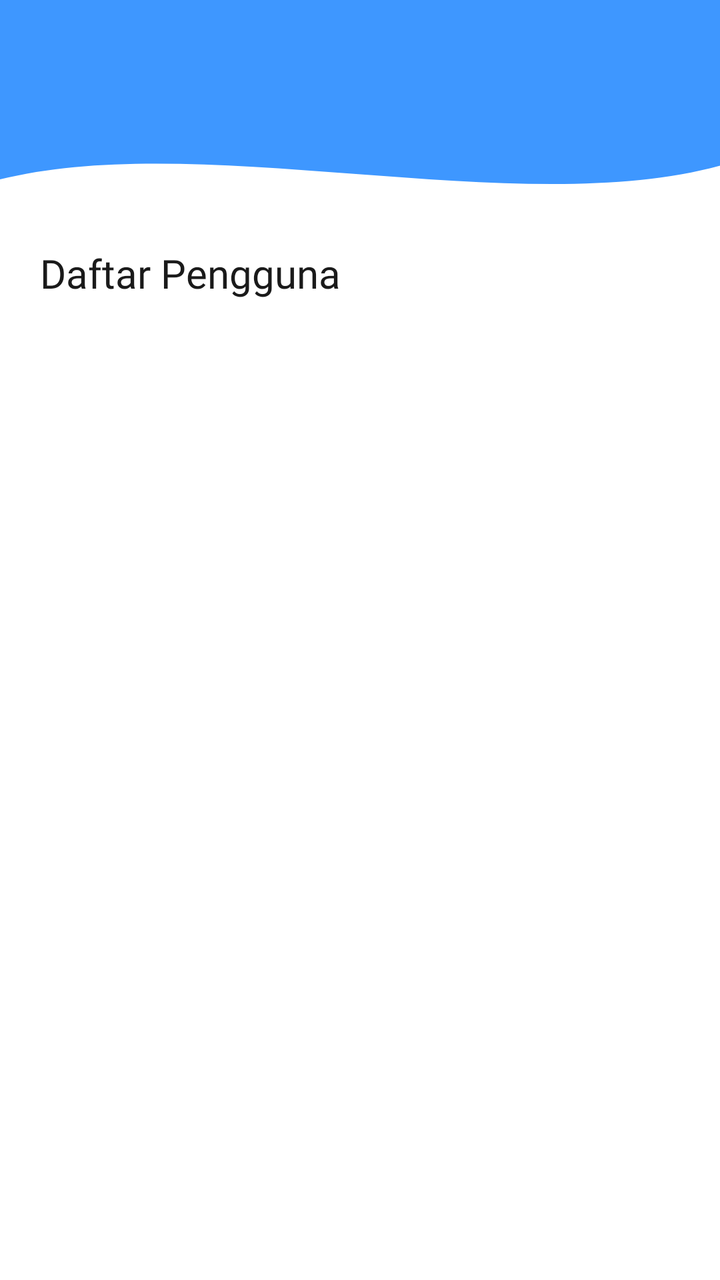
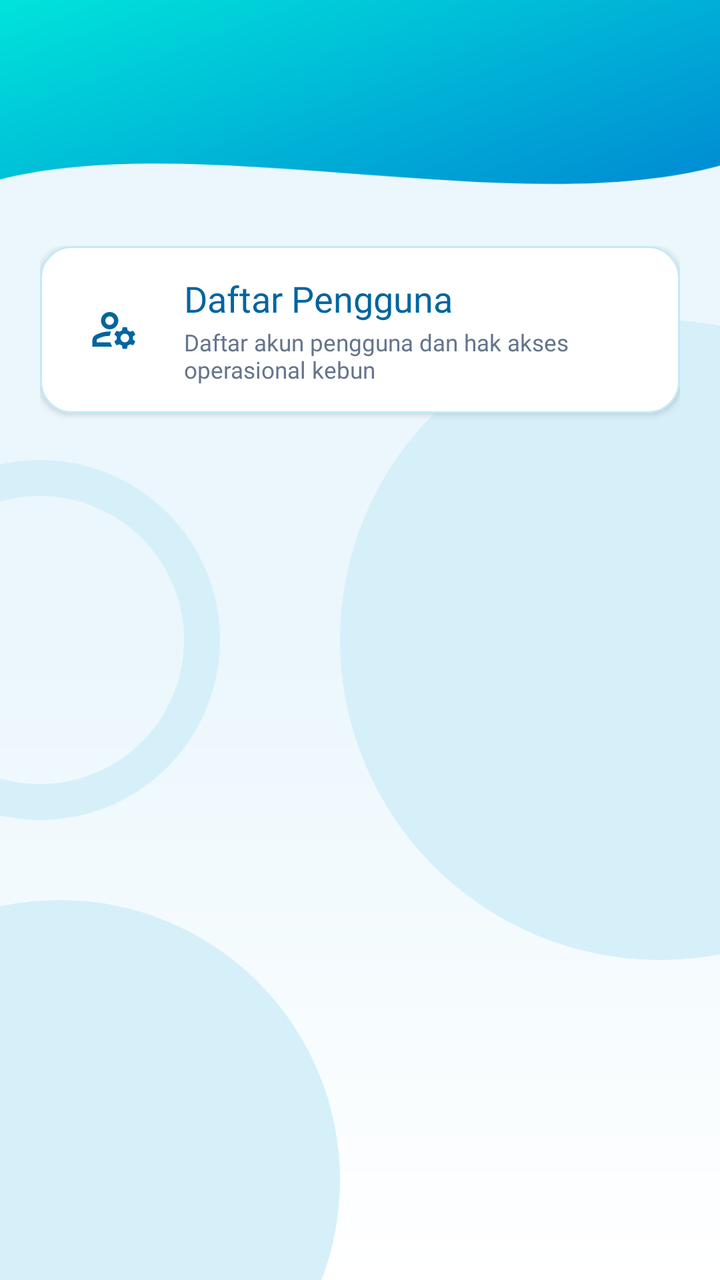

Before-and-after screenshots of an Android layout around one commit, followed by the original layout XML and the change that was made.
<!-- AndroidManifest.xml: application theme Theme.ILWpocky -->
<!-- res/layout/fragment_manajemen_pengguna.xml -->
<?xml version="1.0" encoding="utf-8"?>
<androidx.constraintlayout.widget.ConstraintLayout xmlns:android="http://schemas.android.com/apk/res/android"
    xmlns:app="http://schemas.android.com/apk/res-auto"
    android:layout_width="match_parent"
    android:layout_height="match_parent"
    android:background="@color/white">

    
    <LinearLayout
        android:layout_width="match_parent"
        android:layout_height="0dp"
        android:orientation="vertical"
        android:paddingHorizontal="20dp"
        android:paddingTop="8dp"
        app:layout_constraintBottom_toBottomOf="parent"
        app:layout_constraintTop_toBottomOf="@id/background_header">

        <TextView
            android:layout_width="wrap_content"
            android:layout_height="wrap_content"
            android:layout_marginBottom="16dp"
            android:fontFamily="@font/poppins_semibold"
            android:text="@string/mp_heading"
            android:textColor="@color/text_black"
            android:textSize="20sp" />

        <ListView
            android:id="@+id/listViewPengguna"
            android:layout_width="match_parent"
            android:layout_height="match_parent"
            android:clipToPadding="false"
            android:divider="@null"
            android:dividerHeight="0dp"
            android:paddingBottom="16dp"
            android:scrollbars="none" />

    </LinearLayout>

    
    <View
        android:id="@+id/background_header"
        android:layout_width="0dp"
        android:layout_height="115dp"
        android:background="@drawable/bg_header_wave"
        app:layout_constraintEnd_toEndOf="parent"
        app:layout_constraintStart_toStartOf="parent"
        app:layout_constraintTop_toTopOf="parent" />

    
    <androidx.appcompat.widget.Toolbar
        android:id="@+id/toolbar"
        android:layout_width="match_parent"
        android:layout_height="?attr/actionBarSize"
        android:background="@android:color/transparent"
        app:layout_constraintTop_toTopOf="parent"
        app:subtitleTextColor="@color/biru_muda"
        app:titleTextColor="@color/white" />

</androidx.constraintlayout.widget.ConstraintLayout>
<!-- resources referenced by this layout -->
<resources>
  <color name="biru_muda">#E8F4FF</color>
  <color name="text_black">#1A1A1A</color>
  <!-- drawable bg_header_wave (drawable) -->
  <?xml version="1.0" encoding="utf-8"?>
  <vector xmlns:android="http://schemas.android.com/apk/res/android"
      android:width="100dp"
      android:height="100dp"
      android:viewportWidth="100"
      android:viewportHeight="100">
  
      <path
          android:fillColor="@color/primary_blue"
          android:pathData="
              M0,0
              L100,0
              L100,72
              C 72,96
                28,56
                0,78
              Z" />
  </vector>
  <color name="primary_blue">#3E97FF</color>
  <!-- unchanged entries left out for length: 4 -->
</resources>

<!-- the commit's change to res/layout/fragment_manajemen_pengguna.xml (unified diff, before → after) -->
@@ -3,7 +3,7 @@
     xmlns:app="http://schemas.android.com/apk/res-auto"
     android:layout_width="match_parent"
     android:layout_height="match_parent"
-    android:background="@color/white">
+    android:background="@drawable/bg_motif_halaman">
 
     
     <LinearLayout
@@ -15,14 +15,64 @@
         app:layout_constraintBottom_toBottomOf="parent"
         app:layout_constraintTop_toBottomOf="@id/background_header">
 
-        <TextView
-            android:layout_width="wrap_content"
+        
+        <com.google.android.material.card.MaterialCardView
+            android:layout_width="match_parent"
             android:layout_height="wrap_content"
-            android:layout_marginBottom="16dp"
-            android:fontFamily="@font/poppins_semibold"
-            android:text="@string/mp_heading"
-            android:textColor="@color/text_black"
-            android:textSize="20sp" />
+            android:layout_marginBottom="14dp"
+            app:cardBackgroundColor="@color/white"
+            app:cardCornerRadius="16dp"
+            app:cardElevation="2dp"
+            app:strokeColor="@color/stroke_slide1"
+            app:strokeWidth="1dp">
+
+            <LinearLayout
+                android:layout_width="match_parent"
+                android:layout_height="wrap_content"
+                android:gravity="center_vertical"
+                android:orientation="horizontal"
+                android:padding="14dp">
+
+                <FrameLayout
+                    android:layout_width="46dp"
+                    android:layout_height="46dp"
+                    android:background="@drawable/bg_icon_box"
+                    android:padding="10dp">
+
+                    <ImageView
+                        android:layout_width="match_parent"
+                        android:layout_height="match_parent"
+                        android:contentDescription="@string/mp_heading"
+                        android:src="@drawable/ic_pengguna"
+                        app:tint="@color/logo_biru_tua" />
+                </FrameLayout>
+
+                <LinearLayout
+                    android:layout_width="0dp"
+                    android:layout_height="wrap_content"
+                    android:layout_marginStart="12dp"
+                    android:layout_weight="1"
+                    android:orientation="vertical">
+
+                    <TextView
+                        android:layout_width="wrap_content"
+                        android:layout_height="wrap_content"
+                        android:fontFamily="@font/poppins_bold"
+                        android:text="@string/mp_heading"
+                        android:textColor="@color/logo_biru_tua"
+                        android:textSize="18sp" />
+
+                    <TextView
+                        android:layout_width="wrap_content"
+                        android:layout_height="wrap_content"
+                        android:layout_marginTop="2dp"
+                        android:fontFamily="@font/poppins_regular"
+                        android:text="@string/mp_subjudul"
+                        android:textColor="@color/text_gray"
+                        android:textSize="11.5sp" />
+                </LinearLayout>
+            </LinearLayout>
+        </com.google.android.material.card.MaterialCardView>
 
         <ListView
             android:id="@+id/listViewPengguna"
<!-- resource entries referenced after the edit -->
@@ -1,17 +1,19 @@
 <!-- resources referenced by this layout -->
 <resources>
-  <color name="biru_muda">#E8F4FF</color>
-  <color name="text_black">#1A1A1A</color>
+  <color name="biru_muda">#EBF7FC</color>
+  <color name="logo_biru_tua">#00659E</color>
+  <color name="stroke_slide1">#C4E8F7</color>
+  <color name="text_gray">#64748B</color>
   <!-- drawable bg_header_wave (drawable) -->
   <?xml version="1.0" encoding="utf-8"?>
   <vector xmlns:android="http://schemas.android.com/apk/res/android"
+      xmlns:aapt="http://schemas.android.com/aapt"
       android:width="100dp"
       android:height="100dp"
       android:viewportWidth="100"
       android:viewportHeight="100">
   
       <path
-          android:fillColor="@color/primary_blue"
           android:pathData="
               M0,0
               L100,0
@@ -19,9 +21,90 @@
               C 72,96
                 28,56
                 0,78
-              Z" />
+              Z">
+          <aapt:attr name="android:fillColor">
+              <gradient
+                  android:endColor="@color/primary_blue"
+                  android:endX="100"
+                  android:endY="85"
+                  android:startColor="@color/primary_cyan"
+                  android:startX="0"
+                  android:startY="0"
+                  android:type="linear" />
+          </aapt:attr>
+      </path>
   </vector>
-  <color name="primary_blue">#3E97FF</color>
+  <!-- drawable bg_icon_box (drawable) -->
+  <?xml version="1.0" encoding="utf-8"?>
+  <shape xmlns:android="http://schemas.android.com/apk/res/android"
+      android:shape="rectangle">
+      <solid android:color="@color/white" />
+      <corners android:radius="12dp" />
+  </shape>
+  <!-- drawable bg_motif_halaman (drawable) -->
+  <?xml version="1.0" encoding="utf-8"?>
+  <layer-list xmlns:android="http://schemas.android.com/apk/res/android">
+      
+      <item>
+          <shape android:shape="rectangle">
+              <gradient
+                  android:angle="270"
+                  android:centerColor="@color/bg_slide1"
+                  android:endColor="@color/white"
+                  android:startColor="@color/biru_muda"
+                  android:type="linear" />
+          </shape>
+      </item>
+  
+      
+      <item
+          android:width="320dp"
+          android:height="320dp"
+          android:gravity="center_vertical|end"
+          android:right="-130dp">
+          <shape android:shape="oval">
+              <solid android:color="@color/motif_bg_halaman" />
+          </shape>
+      </item>
+  
+      
+      <item
+          android:width="280dp"
+          android:height="280dp"
+          android:bottom="-90dp"
+          android:gravity="bottom|start"
+          android:left="-110dp">
+          <shape android:shape="oval">
+              <solid android:color="@color/motif_bg_halaman" />
+          </shape>
+      </item>
+  
+      
+      <item
+          android:width="180dp"
+          android:height="180dp"
+          android:gravity="top|start"
+          android:left="-70dp"
+          android:top="230dp">
+          <shape android:shape="oval">
+              <stroke
+                  android:width="18dp"
+                  android:color="@color/motif_bg_halaman" />
+              <solid android:color="@android:color/transparent" />
+          </shape>
+      </item>
+  </layer-list>
+  <!-- drawable ic_pengguna (drawable) -->
+  <vector xmlns:android="http://schemas.android.com/apk/res/android" android:height="24dp" android:tint="#000000" android:viewportHeight="960" android:viewportWidth="960" android:width="24dp">
+        
+      <path android:fillColor="@android:color/white" android:pathData="M287,433Q240,386 240,320Q240,254 287,207Q334,160 400,160Q466,160 513,207Q560,254 560,320Q560,386 513,433Q466,480 400,480Q334,480 287,433ZM80,800L80,688Q80,655 97,626Q114,597 144,582Q195,556 259,538Q323,520 400,520Q408,520 414,520Q420,520 426,522Q418,540 412.5,559.5Q407,579 404,600L400,600Q329,600 272.5,618Q216,636 180,654Q171,659 165.5,668Q160,677 160,688L160,720L412,720Q418,741 428,761.5Q438,782 450,800L80,800ZM640,840L628,780Q616,775 605.5,769.5Q595,764 584,756L526,774L486,706L532,666Q530,652 530,640Q530,628 532,614L486,574L526,506L584,524Q595,516 605.5,510.5Q616,505 628,500L640,440L720,440L732,500Q744,505 754.5,511Q765,517 776,526L834,506L874,576L828,616Q830,628 830,641Q830,654 828,666L874,706L834,774L776,756Q765,764 754.5,769.5Q744,775 732,780L720,840L640,840ZM736.5,696.5Q760,673 760,640Q760,607 736.5,583.5Q713,560 680,560Q647,560 623.5,583.5Q600,607 600,640Q600,673 623.5,696.5Q647,720 680,720Q713,720 736.5,696.5ZM456.5,376.5Q480,353 480,320Q480,287 456.5,263.5Q433,240 400,240Q367,240 343.5,263.5Q320,287 320,320Q320,353 343.5,376.5Q367,400 400,400Q433,400 456.5,376.5ZM400,320Q400,320 400,320Q400,320 400,320Q400,320 400,320Q400,320 400,320Q400,320 400,320Q400,320 400,320Q400,320 400,320Q400,320 400,320ZM412,720L412,720L412,720Q412,720 412,720Q412,720 412,720Q412,720 412,720Q412,720 412,720L412,720Q412,720 412,720Q412,720 412,720Z"/>
+      
+  </vector>
+  <string name="mp_subjudul">Daftar akun pengguna dan hak akses operasional kebun</string>
+  <color name="primary_blue">#0088D3</color>
+  <color name="primary_cyan">#00E4DB</color>
+  <color name="bg_slide1">#EBF7FC</color>
+  <color name="motif_bg_halaman">#D6F0FA</color>
   <!-- unchanged entries left out for length: 4 -->
 </resources>
 
